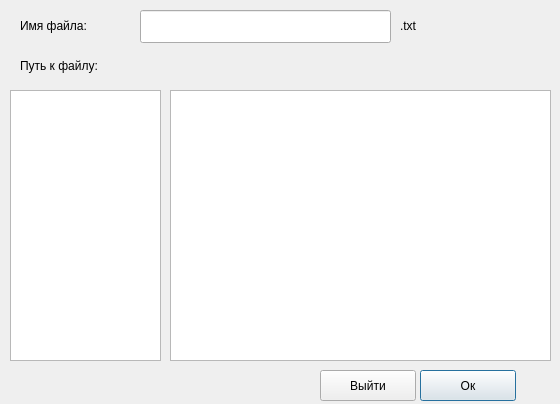
Old version of the form save.ui in the repository AnnaAlexandrovna/Course_work.
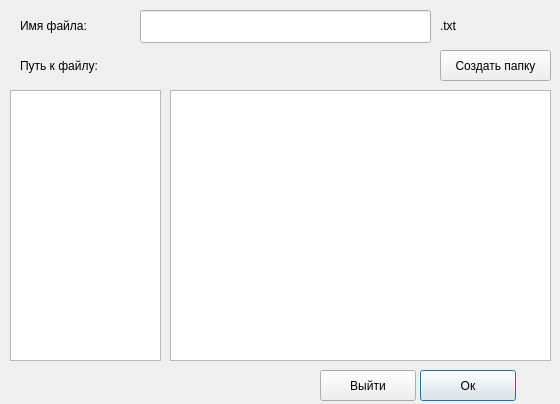
New version of the form.

Patch:
```diff
--- a/save.ui
+++ b/save.ui
@@ -18,7 +18,7 @@
     <rect>
      <x>140</x>
      <y>10</y>
-     <width>251</width>
+     <width>291</width>
      <height>33</height>
     </rect>
    </property>
@@ -110,9 +110,9 @@
   <widget class="QLabel" name="label_3">
    <property name="geometry">
     <rect>
-     <x>140</x>
+     <x>150</x>
      <y>50</y>
-     <width>421</width>
+     <width>281</width>
      <height>31</height>
     </rect>
    </property>
@@ -126,7 +126,7 @@
   <widget class="QLabel" name="label_4">
    <property name="geometry">
     <rect>
-     <x>400</x>
+     <x>440</x>
      <y>10</y>
      <width>31</width>
      <height>31</height>
@@ -139,6 +139,19 @@
     <cstring>label</cstring>
    </property>
   </widget>
+  <widget class="QPushButton" name="createDir">
+   <property name="geometry">
+    <rect>
+     <x>440</x>
+     <y>50</y>
+     <width>111</width>
+     <height>31</height>
+    </rect>
+   </property>
+   <property name="text">
+    <string>Создать папку</string>
+   </property>
+  </widget>
  </widget>
  <resources/>
  <connections/>
```
